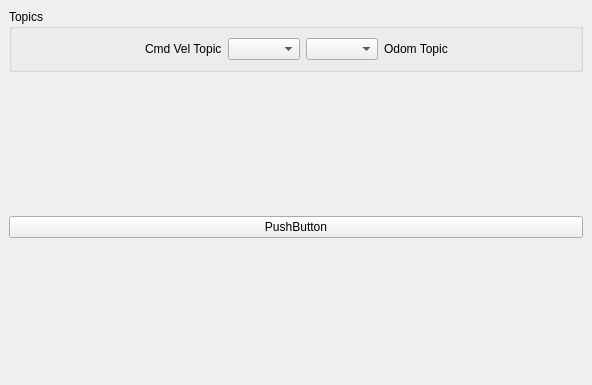
First picture: the form in kobuki_qtestsuite/src/kobuki_qtestsuite/ui/configuration_dock.ui, repository yujinrobot/kobuki_desktop, before the edit.
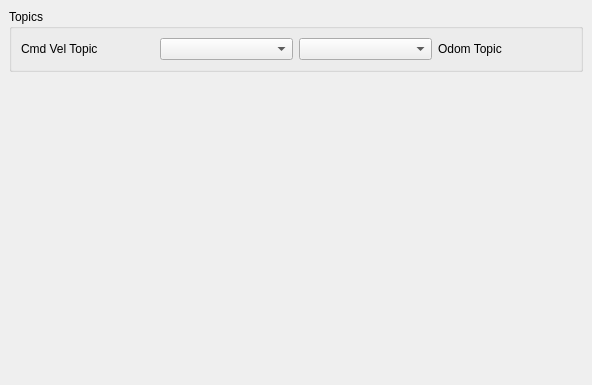
Second picture: the form after the edit. Custom widgets are drawn as their Qt base class.

Patch:
```diff
--- a/kobuki_qtestsuite/src/kobuki_qtestsuite/ui/configuration_dock.ui
+++ b/kobuki_qtestsuite/src/kobuki_qtestsuite/ui/configuration_dock.ui
@@ -21,19 +21,6 @@
        <string>Topics</string>
       </property>
       <layout class="QHBoxLayout" name="horizontalLayout">
-       <item>
-        <spacer name="horizontalSpacer_4">
-         <property name="orientation">
-          <enum>Qt::Horizontal</enum>
-         </property>
-         <property name="sizeHint" stdset="0">
-          <size>
-           <width>96</width>
-           <height>17</height>
-          </size>
-         </property>
-        </spacer>
-       </item>
        <item>
         <widget class="QLabel" name="label">
          <property name="text">
@@ -62,19 +49,6 @@
          </property>
         </widget>
        </item>
-       <item>
-        <spacer name="horizontalSpacer">
-         <property name="orientation">
-          <enum>Qt::Horizontal</enum>
-         </property>
-         <property name="sizeHint" stdset="0">
-          <size>
-           <width>58</width>
-           <height>20</height>
-          </size>
-         </property>
-        </spacer>
-       </item>
       </layout>
      </widget>
     </item>
@@ -91,26 +65,6 @@
       </property>
      </spacer>
     </item>
-    <item>
-     <widget class="QPushButton" name="pushButton">
-      <property name="text">
-       <string>PushButton</string>
-      </property>
-     </widget>
-    </item>
-    <item>
-     <spacer name="verticalSpacer_2">
-      <property name="orientation">
-       <enum>Qt::Vertical</enum>
-      </property>
-      <property name="sizeHint" stdset="0">
-       <size>
-        <width>20</width>
-        <height>126</height>
-       </size>
-      </property>
-     </spacer>
-    </item>
    </layout>
   </widget>
  </widget>
```
